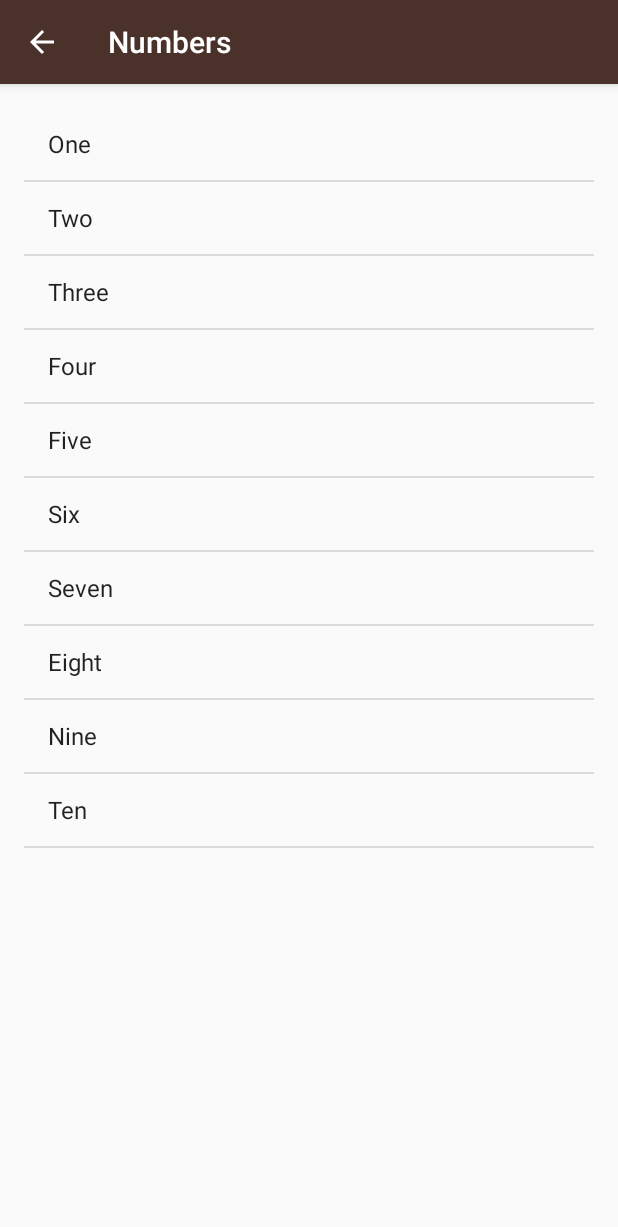
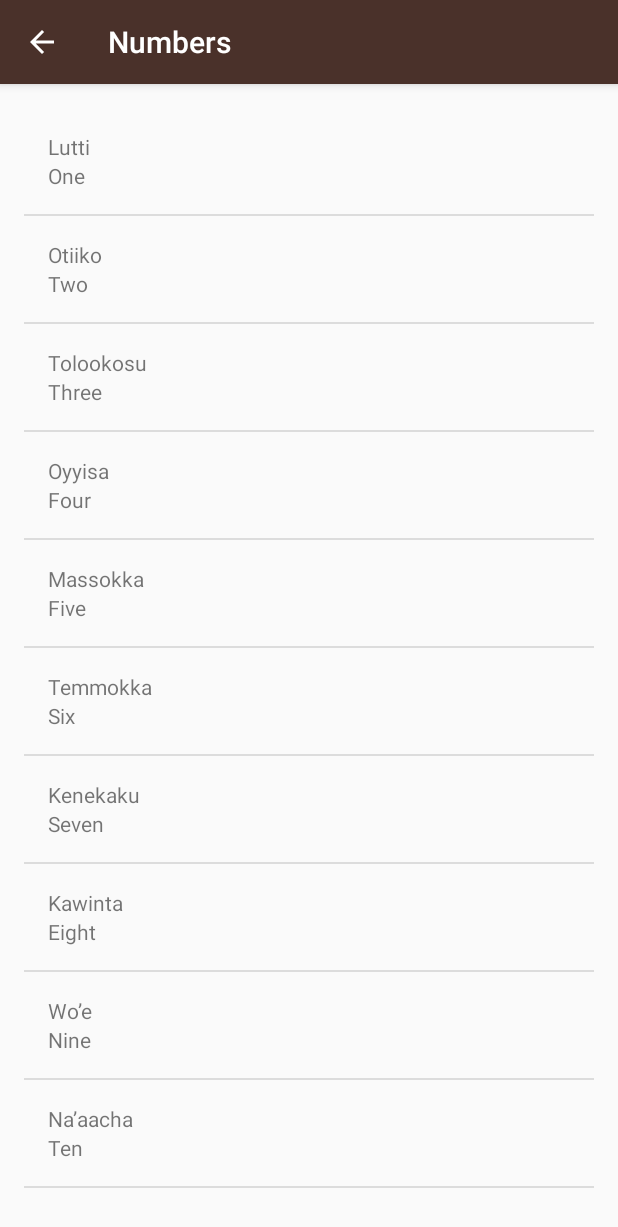
Before and after one commit to pavanrkadave/Miwok, an Android app: the NumbersActivity screen opened directly, with no data from a screen before it, on a phone screen of 412 x 824 dp. Shown: the top 1227 px of the screen. Run offline under Robolectric (Android 15) with nearby library versions, the phone set to English and light mode, and no system bars.

Commit message:
1.Changed the ArrayList<String> to ArrayList<Word> so it now holds the object of Word Class. 2. Created a new custom WordAdapter Class that now finds the textViews in the listItem and gets the default and miwok translations from the Word Class and sets to the textView. 3.Comments to all the classes.

```diff
--- a/app/src/main/java/com/example/android/miwok/NumbersActivity.java
+++ b/app/src/main/java/com/example/android/miwok/NumbersActivity.java
@@ -12,35 +12,40 @@ import java.util.ArrayList;
 
 public class NumbersActivity extends AppCompatActivity {
 
-    int i = 0;
-
     @Override
     protected void onCreate(Bundle savedInstanceState) {
         super.onCreate(savedInstanceState);
         setContentView(R.layout.activity_numbers);
 
-        //ArrayList to store the Numbers
-        ArrayList<String> wordsList = new ArrayList<>();
-        wordsList.add("One");
-        wordsList.add("Two");
-        wordsList.add("Three");
-        wordsList.add("Four");
-        wordsList.add("Five");
-        wordsList.add("Six");
-        wordsList.add("Seven");
-        wordsList.add("Eight");
-        wordsList.add("Nine");
-        wordsList.add("Ten");
+        /**
+         * ArrayList to store the Numbers in the word class which is custom created by us.
+         * It holds both the english translation and the miwok translation
+         */
+        ArrayList<Word> words = new ArrayList<Word>();
 
-        //Using the ArrayAdapter to recycle the views
-        //This method makes efficient use of memory
-        ArrayAdapter<String> itemsAdapter = new ArrayAdapter<String>(this,android.R.layout.simple_list_item_1,wordsList);
+        //Adding the words to the words arrayList
+        words.add(new Word("One", "Lutti"));
+        words.add(new Word("Two", "Otiiko"));
+        words.add(new Word("Three", "Tolookosu"));
+        words.add(new Word("Four", "Oyyisa"));
+        words.add(new Word("Five", "Massokka"));
+        words.add(new Word("Six", "Temmokka"));
+        words.add(new Word("Seven", "Kenekaku"));
+        words.add(new Word("Eight", "Kawinta"));
+        words.add(new Word("Nine", "Wo’e"));
+        words.add(new Word("Ten", "Na’aacha"));
 
-        //Identifying the ListView to put the words in the list
-        ListView listView = (ListView)findViewById(R.id.list);
+        // Create an {@link WordAdapter}, whose data source is a list of {@link Word}s. The
+        // adapter knows how to create list items for each item in the list.
+        WordAdapter adapter = new WordAdapter(this, words);
+
+        // Find the {@link ListView} object in the view hierarchy of the {@link Activity}.
+        // There should be a {@link ListView} with the view ID called list, which is declared in the
+        // activity_numbers.xml layout file.
+        ListView listView = (ListView) findViewById(R.id.list);
 
         //Setting the itemsAdapter to the listView
-        listView.setAdapter(itemsAdapter);
+        listView.setAdapter(adapter);
 
     }
 }
--- /dev/null
+++ b/app/src/main/java/com/example/android/miwok/Word.java
@@ -0,0 +1,45 @@
+package com.example.android.miwok;
+
+/**
+ * Created by pavan on 9/19/2017.
+ * {@link Word} represents a vocabulary of word that a user wants to learn.
+ * It contains a default translation and a miwok translation of that word.
+ */
+
+public class Word {
+
+    //Default translation of the word
+    private String mDefaultTranslation;
+
+    //Miwok translation of the word
+    private String mMiwokTranslation;
+
+
+    /**
+     * Create a new word object
+     *
+     * @param defaultTranslation is the word in a language that a user is already familier with (like English).
+     *
+     * @param miwokTranslation is the miwok translation of the same word in language user is familier with.
+     */
+    Word(String defaultTranslation, String miwokTranslation) {
+        mDefaultTranslation = defaultTranslation;
+        mMiwokTranslation = miwokTranslation;
+    }
+
+    /**
+     * Get the default translation of the word
+     * @returns the default translation of the word
+     */
+    public String getmDefaultTranslation() {
+        return mDefaultTranslation;
+    }
+
+    /**
+     * Get the miwok translation of the word
+     * @returns the miwok translation of the word
+     */
+    public String getmMiwokTranslation() {
+        return mMiwokTranslation;
+    }
+}
--- /dev/null
+++ b/app/src/main/java/com/example/android/miwok/WordAdapter.java
@@ -0,0 +1,58 @@
+package com.example.android.miwok;
+
+import android.content.Context;
+import android.view.LayoutInflater;
+import android.view.View;
+import android.view.ViewGroup;
+import android.widget.ArrayAdapter;
+import android.widget.TextView;
+
+import java.util.ArrayList;
+
+/**
+ * Created by pavan on 9/19/2017.
+ */
+
+class WordAdapter extends ArrayAdapter<Word> {
+
+
+    /**
+     * This is our own custom constructor (it doesn't mirror a superclass constructor).
+     * The context is used to inflate the layout file, and the list is the data we want
+     * to populate into the lists.
+     *
+     * @param context The current context. Used to inflate the layout file.
+     * @param words   A List of AndroidFlavor objects to display in a list
+     */
+    public WordAdapter(Context context, ArrayList<Word> words) {
+        super(context, 0, words);
+    }
+
+    @Override
+    public View getView(int position, View convertView, ViewGroup parent) {
+        View listItemView = convertView;
+        if (listItemView == null) {
+            listItemView = LayoutInflater.from(getContext()).inflate(
+                    R.layout.list_item, parent, false);
+        }
+
+        // Get the {@link Word} object located at this position in the list
+        Word currentWord = getItem(position);
+
+        // Find the TextView in the list_item.xml layout with the ID default_text_view
+        TextView defaultTextView = (TextView) listItemView.findViewById(R.id.default_text_view);
+
+        // Get the default Translation from the current currentWord object and
+        // set this text on the defaultTransaltion TextView
+        defaultTextView.setText(currentWord.getmDefaultTranslation());
+
+        // Find the TextView in the list_item.xml layout with the ID miwok_text_view
+        TextView miwokTextView = (TextView) listItemView.findViewById(R.id.miwok_text_view);
+
+        // Get the miwok Translation from the current currentWord object and
+        // set this text on the miwokTransaltion TextView
+        miwokTextView.setText(currentWord.getmMiwokTranslation());
+
+        return listItemView;
+    }
+}
--- /dev/null
+++ b/app/src/main/res/layout/list_item.xml
@@ -0,0 +1,24 @@
+<?xml version="1.0" encoding="utf-8"?>
+<LinearLayout xmlns:android="http://schemas.android.com/apk/res/android"
+    xmlns:tools="http://schemas.android.com/tools"
+    android:layout_width="match_parent"
+    android:layout_height="match_parent"
+    android:orientation="vertical"
+    android:paddingBottom="@dimen/activity_vertical_margin"
+    android:paddingLeft="@dimen/activity_horizontal_margin"
+    android:paddingRight="@dimen/activity_horizontal_margin"
+    android:paddingTop="@dimen/activity_vertical_margin">
+
+    <TextView
+        android:id="@+id/miwok_text_view"
+        android:layout_width="wrap_content"
+        android:layout_height="wrap_content"
+        tools:text="Lutti" />
+
+    <TextView
+        android:id="@+id/default_text_view"
+        android:layout_width="wrap_content"
+        android:layout_height="wrap_content"
+        tools:text="One" />
+
+</LinearLayout>
```
